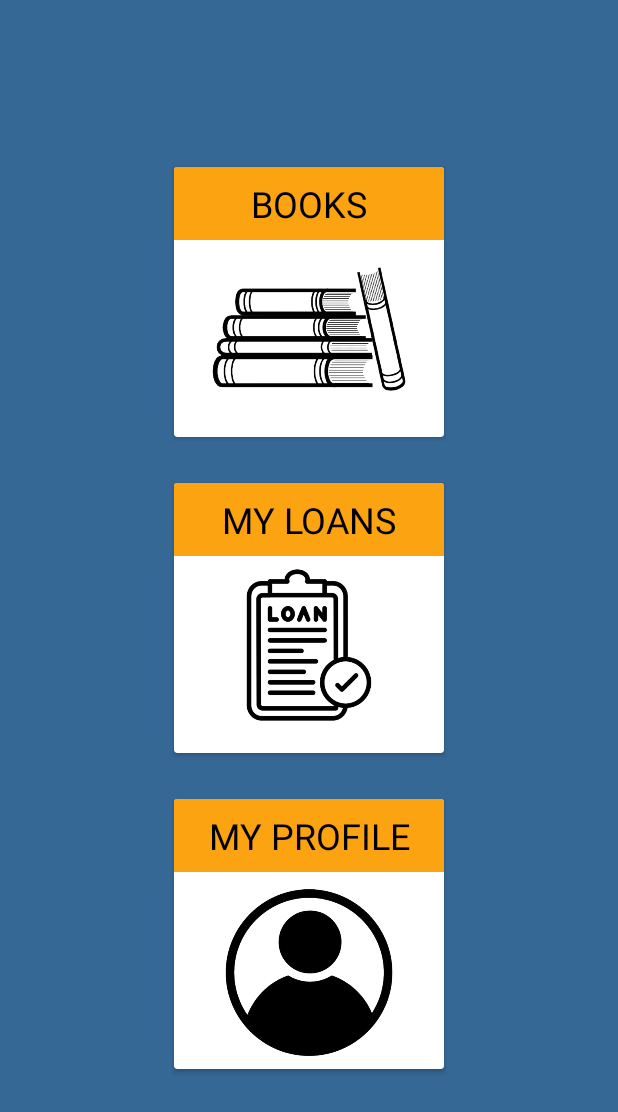
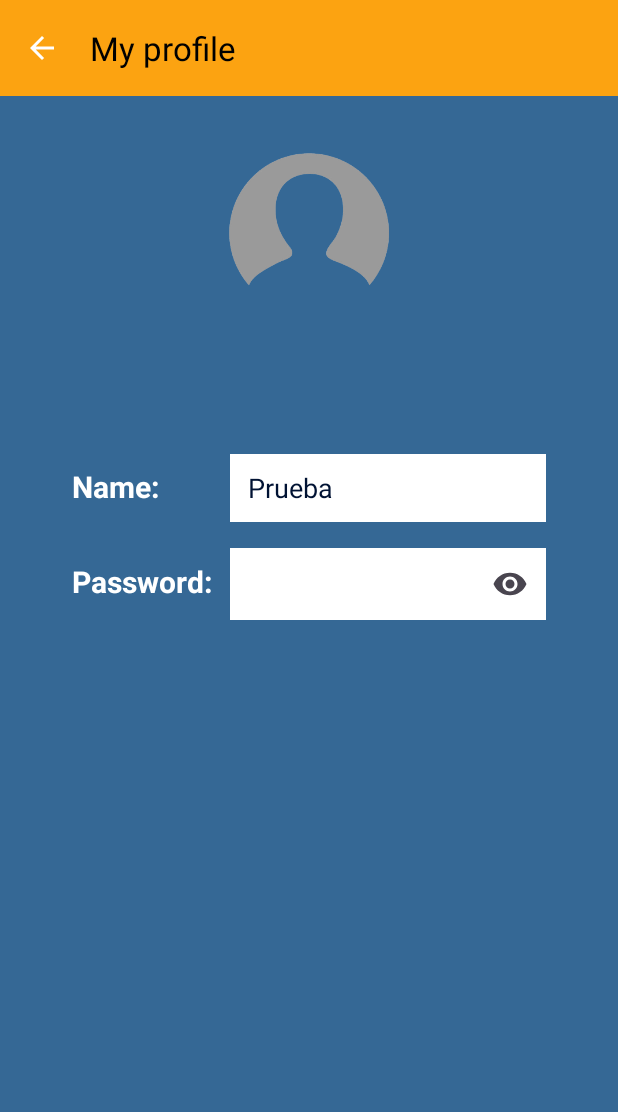
Before and after one commit to frapujgal/Bibliotech, an Android app: the MenuActivity screen opened directly, with no data from a screen before it, after a tap on "MY PROFILE", on a phone screen of 412 x 824 dp. Shown: the top 1112 px of the screen. Run offline under Robolectric (Android 15) with nearby library versions, the phone set to English and light mode, and no system bars; pictures from the network do not load; 9 statements that could not run were skipped.

Commit message:
Añadido image a user, creada profile activity

```diff
--- a/app/src/main/AndroidManifest.xml
+++ b/app/src/main/AndroidManifest.xml
@@ -16,6 +16,9 @@
         android:theme="@style/Theme.Bibliotech"
         android:usesCleartextTraffic="true"
         tools:targetApi="31">
+        <activity
+            android:name=".screens.ProfileActivity"
+            android:exported="false" />
         <activity
             android:name=".screens.UserLoansActivity"
             android:exported="false" />
--- a/app/src/main/java/dam/paco/bibliotech/data/model/User.kt
+++ b/app/src/main/java/dam/paco/bibliotech/data/model/User.kt
@@ -15,5 +15,6 @@ data class User(
     val password: String,
     val points: Int,
     val registrationDate: Date,
+    val image: String,
     val comments: List<Comment>
 ) : Serializable
--- a/app/src/main/java/dam/paco/bibliotech/screens/MenuActivity.kt
+++ b/app/src/main/java/dam/paco/bibliotech/screens/MenuActivity.kt
@@ -58,7 +58,9 @@ class MenuActivity : AppCompatActivity() {
         }
 
         cvMyProfile.setOnClickListener {
-            Toast.makeText(this, "Profile screen coming soon!", Toast.LENGTH_SHORT).show()
+            val intent = Intent(this@MenuActivity, ProfileActivity::class.java)
+            intent.putExtra(Constants.USER, user)
+            startActivity(intent)
         }
     }
 }
--- /dev/null
+++ b/app/src/main/java/dam/paco/bibliotech/screens/ProfileActivity.kt
@@ -0,0 +1,92 @@
+package dam.paco.bibliotech.screens
+
+import android.content.Intent
+import android.os.Bundle
+import android.widget.EditText
+import android.widget.ImageView
+import android.widget.TextView
+import androidx.activity.enableEdgeToEdge
+import androidx.appcompat.app.AppCompatActivity
+import androidx.core.view.ViewCompat
+import androidx.core.view.WindowInsetsCompat
+import com.bumptech.glide.Glide
+import dam.paco.bibliotech.R
+import dam.paco.bibliotech.data.model.Constants
+import dam.paco.bibliotech.data.model.User
+import dam.paco.bibliotech.data.service.ApiService
+import dam.paco.bibliotech.data.service.RetrofitClient
+
+class ProfileActivity : AppCompatActivity() {
+
+    private val apiService = RetrofitClient.createService(ApiService::class.java)
+
+    private lateinit var user: User
+
+    private lateinit var toolbar: androidx.appcompat.widget.Toolbar
+    private lateinit var ivProfilePic: ImageView
+    private lateinit var tvUsername: TextView
+    private lateinit var etName: EditText
+    private lateinit var etPassword: EditText
+
+    override fun onCreate(savedInstanceState: Bundle?) {
+        super.onCreate(savedInstanceState)
+        enableEdgeToEdge()
+        setContentView(R.layout.activity_profile)
+        ViewCompat.setOnApplyWindowInsetsListener(findViewById(R.id.main)) { v, insets ->
+            val systemBars = insets.getInsets(WindowInsetsCompat.Type.systemBars())
+            v.setPadding(systemBars.left, systemBars.top, systemBars.right, systemBars.bottom)
+            insets
+        }
+
+        user = intent.getSerializableExtra(Constants.USER) as User
+        println("Desde profile: $user")
+
+        initComponents()
+        initUI()
+        initListeners()
+
+    }
+
+
+
+    private fun initComponents() {
+        toolbar = findViewById(R.id.toolbar)
+        setSupportActionBar(toolbar)
+        supportActionBar?.setDisplayHomeAsUpEnabled(true)
+        supportActionBar?.title = "My profile"
+
+        ivProfilePic = findViewById(R.id.ivProfilePic)
+        tvUsername = findViewById(R.id.tvUsername)
+        etName = findViewById(R.id.etName)
+        etPassword = findViewById(R.id.etPassword)
+
+    }
+
+    private fun initUI() {
+
+        Glide.with(this)
+            .load(user.image)
+            .placeholder(R.drawable.profile_pic)
+            .error(R.drawable.profile_pic)
+            .into(ivProfilePic)
+
+        tvUsername.text = user.login
+        etName.setText(user.name)
+        etPassword.setText(user.password)
+    }
+
+    private fun initListeners() {
+
+    }
+
+    override fun onSupportNavigateUp(): Boolean {
+        val intent = Intent(this@ProfileActivity, MenuActivity::class.java)
+        intent.putExtra(Constants.USER, user)
+        startActivity(intent)
+
+        finish()
+        return true
+    }
+
+
+}
--- /dev/null
+++ b/app/src/main/res/layout/activity_profile.xml
@@ -0,0 +1,134 @@
+<?xml version="1.0" encoding="utf-8"?>
+<androidx.constraintlayout.widget.ConstraintLayout xmlns:android="http://schemas.android.com/apk/res/android"
+    xmlns:app="http://schemas.android.com/apk/res-auto"
+    xmlns:tools="http://schemas.android.com/tools"
+    android:id="@+id/main"
+    android:layout_width="match_parent"
+    android:layout_height="match_parent"
+    android:background="@color/background_app"
+    tools:context=".screens.ProfileActivity">
+
+    <androidx.appcompat.widget.Toolbar
+        android:id="@+id/toolbar"
+        android:layout_width="match_parent"
+        android:layout_height="?attr/actionBarSize"
+        android:background="@color/vibrantOrange"
+        android:theme="@style/ThemeOverlay.AppCompat.Dark.ActionBar"
+        app:title="My profile"
+        app:titleTextColor="@android:color/black"
+        app:layout_constraintTop_toTopOf="parent"
+        app:layout_constraintStart_toStartOf="parent"
+        app:layout_constraintEnd_toEndOf="parent"/>
+
+    <ImageView
+        android:id="@+id/ivProfilePic"
+        android:layout_width="120dp"
+        android:layout_height="150dp"
+        app:layout_constraintTop_toBottomOf="@id/toolbar"
+        app:layout_constraintStart_toStartOf="parent"
+        app:layout_constraintEnd_toEndOf="parent"
+        android:layout_marginTop="10dp"
+        android:src="@drawable/profile_pic"
+        />
+
+    <TextView
+        android:id="@+id/tvUsername"
+        android:layout_width="wrap_content"
+        android:layout_height="wrap_content"
+        android:layout_marginTop="6dp"
+        app:layout_constraintTop_toBottomOf="@id/ivProfilePic"
+        app:layout_constraintStart_toStartOf="parent"
+        app:layout_constraintEnd_toEndOf="parent"
+        tools:text="Esto es el nickname"
+        android:textColor="@color/white"
+        android:textSize="36dp"
+        />
+
+    <LinearLayout
+        android:id="@+id/llName"
+        android:layout_width="match_parent"
+        android:layout_height="wrap_content"
+        app:layout_constraintTop_toBottomOf="@id/tvUsername"
+        app:layout_constraintStart_toStartOf="parent"
+        app:layout_constraintEnd_toEndOf="parent"
+        android:layout_marginTop="24dp"
+        android:layout_marginHorizontal="48dp"
+        android:orientation="horizontal">
+
+        <TextView
+            android:layout_width="0dp"
+            android:layout_height="wrap_content"
+            android:layout_weight="1"
+            android:text="Name:"
+            android:textSize="20dp"
+            android:textStyle="bold"
+            android:textColor="@color/white"/>
+
+        <EditText
+            android:id="@+id/etName"
+            android:layout_width="0dp"
+            android:layout_height="wrap_content"
+            android:layout_weight="2"
+            android:text="Prueba"
+            android:textSize="18dp"
+            android:minHeight="45dp"
+            android:textColor="@color/bluishBlack"
+            android:backgroundTint="@color/white"
+            android:background="@android:color/white"
+            android:paddingHorizontal="12dp"
+            />
+
+    </LinearLayout>
+
+    <LinearLayout
+        android:id="@+id/llPassword"
+        android:layout_width="match_parent"
+        android:layout_height="wrap_content"
+        app:layout_constraintTop_toBottomOf="@id/llName"
+        app:layout_constraintStart_toStartOf="parent"
+        app:layout_constraintEnd_toEndOf="parent"
+        android:layout_marginTop="12dp"
+        android:layout_marginHorizontal="48dp"
+        android:orientation="horizontal">
+
+        <TextView
+            android:layout_width="0dp"
+            android:layout_height="wrap_content"
+            android:layout_weight="1"
+            android:text="Password:"
+            android:textSize="20dp"
+            android:textStyle="bold"
+            android:textColor="@color/white"/>
+
+        <com.google.android.material.textfield.TextInputLayout
+            android:id="@+id/tilPassword"
+            android:layout_width="0dp"
+            android:layout_weight="2"
+            android:layout_height="wrap_content"
+            app:endIconMode="password_toggle"
+            android:minHeight="45dp"
+            app:layout_constraintTop_toBottomOf="@id/llName"
+            app:layout_constraintStart_toStartOf="parent"
+            app:layout_constraintEnd_toEndOf="parent">
+
+            <com.google.android.material.textfield.TextInputEditText
+                android:id="@+id/etPassword"
+                android:layout_width="match_parent"
+                android:layout_height="wrap_content"
+                android:inputType="textPassword"
+                android:textColor="@android:color/black"
+                android:textColorHint="@android:color/darker_gray"
+                android:paddingVertical="0dp"
+                android:background="@android:color/white"/>
+        </com.google.android.material.textfield.TextInputLayout>
+
+    </LinearLayout>
+
+
+
+
+
+
+
+
+</androidx.constraintlayout.widget.ConstraintLayout>
```
Also changed, not shown: app/src/main/res/drawable/profile_pic.png (added).
